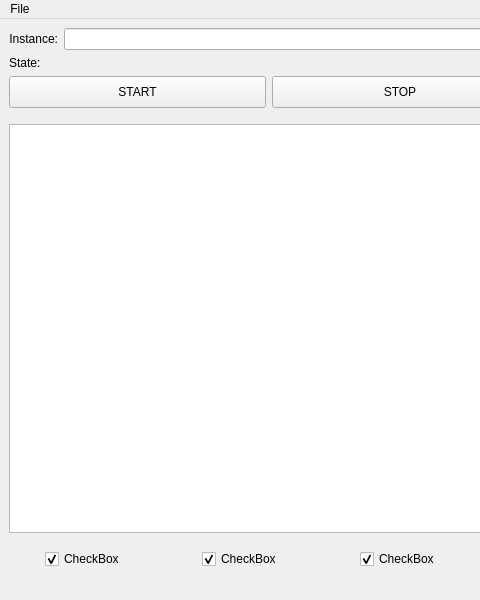
This is src/mainwindow.ui in KreedM/EC2-Instance-Manager as Qt 5 draws it before an edit; both pictures show x 0 to 480 and y 0 to 600 of the 800 by 600 pixel window. The edited form follows.
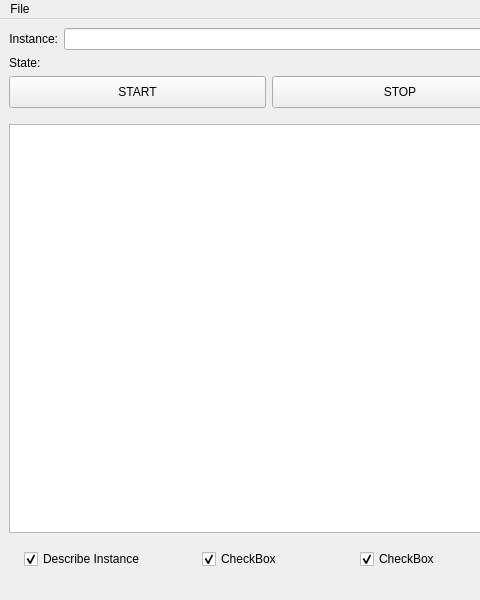
This is the edited form.

Commit message: Status is also shown separately in UI

```diff
--- a/src/mainwindow.ui
+++ b/src/mainwindow.ui
@@ -88,7 +88,7 @@
            </sizepolicy>
           </property>
           <property name="text">
-           <string>State:</string>
+           <string>State: </string>
           </property>
          </widget>
         </item>
@@ -216,7 +216,7 @@
          </sizepolicy>
         </property>
         <property name="text">
-         <string>CheckBox</string>
+         <string>Describe Instance</string>
         </property>
         <property name="checked">
          <bool>true</bool>
```
Left out of the diff: 9 changed lines with no effect on the pictures. The commit also changes 6 other files.
